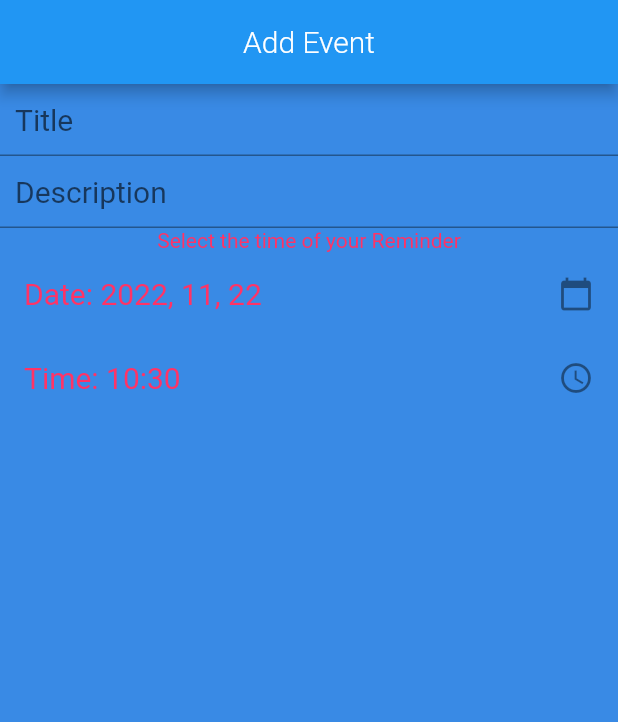
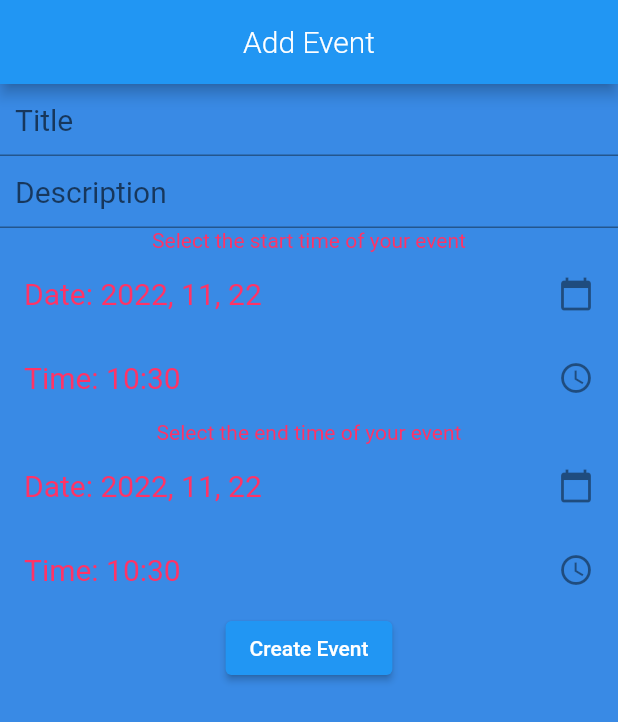
Before and after one commit to tiwaojo/calcsync, a Flutter app: the addEvent screen opened directly, on a phone screen of 412 x 824 dp. Shown: the top 722 px of the screen. Run offline on Flutter 3.47's test engine with Material 2 defaults, Android fonts, the phone set to English and light mode, and no system bars; our stand-ins replace cloud_firestore, firebase_core, google_fonts, google_sign_in, googleapis_auth, shared_preferences and 1 more; missing offline and left inert: extension_google_sign_in_as_googleapis_auth, googleapis; accounts and stored records are empty; Roboto replaces fonts that are missing (Phenomena).

Commit message:
Implementing firebase in the form. Signed-off-by: Aaditya Rajput <aadiraj09@yahoo.com>
Signed-off-by: Aaditya Rajput <aadiraj09@yahoo.com>

```diff
--- a/lib/add_events.dart
+++ b/lib/add_events.dart
@@ -1,5 +1,8 @@
 import 'package:flutter/material.dart';
 import 'dart:async';
+import '../db/firestore_crud.dart';
+import '../db/firestore.dart';
+import '../models/event.dart';
 
 class add_events extends StatelessWidget {
   @override
@@ -17,9 +20,12 @@
 }
 
 class _addEventState extends State<addEvent> {
-  DateTime day = DateTime.now();
-
-  TimeOfDay time = TimeOfDay.now();
+  String title = '';
+  String discription = '';
+  DateTime start_day = DateTime.now();
+  TimeOfDay start_time = TimeOfDay.now();
+  DateTime end_day = DateTime.now();
+  TimeOfDay end_time = TimeOfDay.now();
 
   @override
   Widget build(BuildContext context) {
@@ -32,50 +38,131 @@
         child: Column(children: [
           TextFormField(
             decoration: InputDecoration(hintText: 'Title'),
+            onChanged: (value) => setState(() => title = value),
           ),
           TextFormField(
             decoration: InputDecoration(hintText: 'Description'),
+            onChanged: (value) => setState(() => discription = value),
           ),
-          Text("Select the time of your Reminder"),
+          Text("Select the start time of your event"),
           ListTile(
-            title: Text("Date: ${day.year}, ${day.month}, ${day.day}"),
+            title: Text(
+                "Date: ${start_day.year}, ${start_day.month}, ${start_day.day}"),
             trailing: Icon(Icons.calendar_today),
             onTap: () {
-              _pickDate(context);
+              _pickStartDate(context);
             },
           ),
           ListTile(
-            title: Text("Time: ${time.hour}:${time.minute}"),
+            title: Text("Time: ${start_time.hour}:${start_time.minute}"),
             trailing: Icon(Icons.access_time),
             onTap: () {
-              _pickTime(context);
+              _pickStartTime(context);
             },
-          )
+          ),
+          Text("Select the end time of your event"),
+          ListTile(
+            title:
+                Text("Date: ${end_day.year}, ${end_day.month}, ${end_day.day}"),
+            trailing: Icon(Icons.calendar_today),
+            onTap: () {
+              _pickEndDate(context);
+            },
+          ),
+          ListTile(
+            title: Text("Time: ${end_time.hour}:${end_time.minute}"),
+            trailing: Icon(Icons.access_time),
+            onTap: () {
+              _pickEndTime(context);
+            },
+          ),
+          ElevatedButton(
+              onPressed: () {
+                create_event(title, discription, start_day, start_time, end_day,
+                    end_time);
+              },
+              child: Text("Create Event")),
         ]),
       ),
     );
   }
 
-  Future<void> _pickDate(BuildContext context) async {
+  Future<void> _pickStartDate(BuildContext context) async {
     final DateTime? selectedDate = await showDatePicker(
         context: context,
-        initialDate: day,
+        initialDate: DateTime.now(),
         firstDate: DateTime(2000),
         lastDate: DateTime(2100));
     if (selectedDate != null) {
       setState(() {
-        day = selectedDate;
+        start_day = selectedDate;
       });
     }
   }
 
-  Future<void> _pickTime(BuildContext context) async {
-    final TimeOfDay? t =
-        await showTimePicker(context: context, initialTime: time);
-    if (t != null) {
+  Future<void> _pickEndDate(BuildContext context) async {
+    final DateTime? selectedDate = await showDatePicker(
+        context: context,
+        initialDate: start_day,
+        firstDate: start_day,
+        lastDate: DateTime(2100));
+    if (selectedDate != null) {
       setState(() {
-        time = t;
+        end_day = selectedDate;
       });
     }
   }
+
+  Future<void> _pickStartTime(BuildContext context) async {
+    final TimeOfDay? t =
+        await showTimePicker(context: context, initialTime: start_time);
+    if (t != null) {
+      setState(() {
+        start_time = t;
+      });
+    }
+  }
+
+  Future<void> _pickEndTime(BuildContext context) async {
+    final TimeOfDay? t =
+        await showTimePicker(context: context, initialTime: start_time);
+    if (t != null) {
+      setState(() {
+        end_time = t;
+      });
+    }
+  }
+
+  void create_event(String title, String discription, DateTime start_day,
+      TimeOfDay start_time, DateTime end_day, TimeOfDay end_time) {
+    DateTime to = DateTime(start_day.year, start_day.month, start_day.day,
+        start_time.hour, start_time.minute);
+    DateTime from = DateTime(end_day.year, end_day.month, end_day.day,
+        end_time.hour, end_time.minute);
+    // new_event.name = title;
+    // new_event.description = discription;
+    // new_event.from = start_day;
+    // new_event.to = end_day;
+
+    FirestoreCrud.addEvent(
+        to: to,
+        from: from,
+        isAllDay: false,
+        name: title,
+        description: discription,
+        email: "test@test.com");
+
+    showDialog(
+        context: context,
+        builder: (context) => AlertDialog(
+                title: Text("Created"),
+                content: Text("$title - $discription \n"
+                    " From Date: ${start_day.year}, ${start_day.month}, ${start_day.day} Time: ${start_time.hour}:${start_time.minute} \n "
+                    " To Date: ${end_day.year}, ${end_day.month}, ${end_day.day} Time: ${end_time.hour}:${end_time.minute}"),
+                actions: [
+                  TextButton(
+                      onPressed: () => Navigator.pop(context),
+                      child: Text("OK"))
+                ]));
+  }
 }
```
Also changed, not shown: pubspec.lock.
